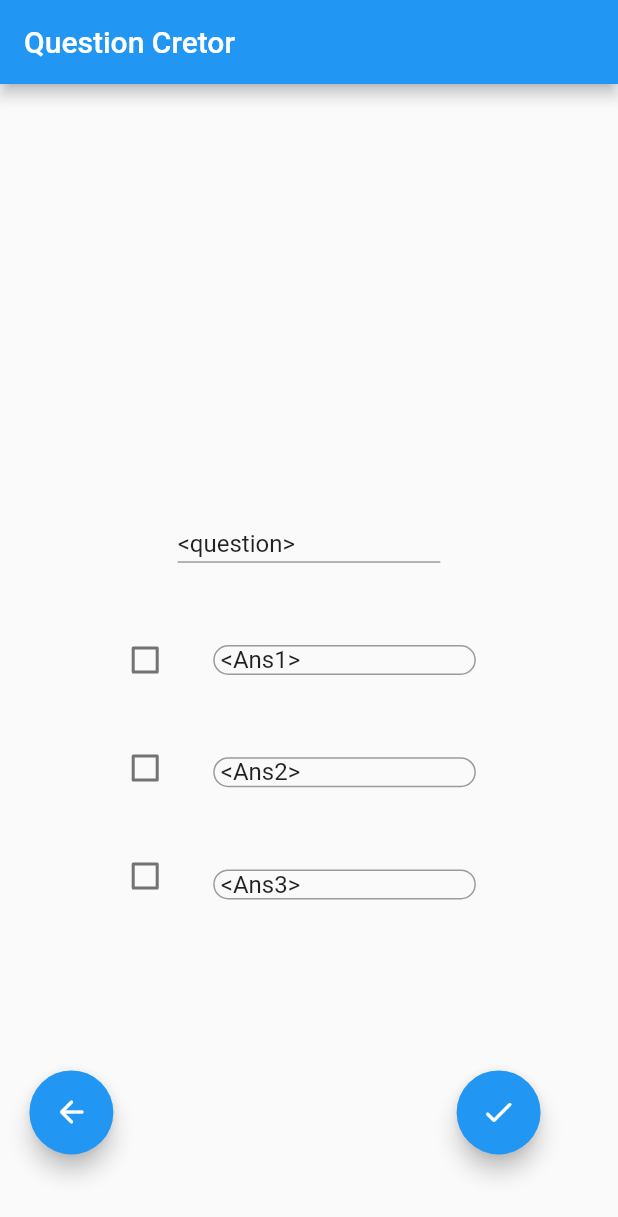
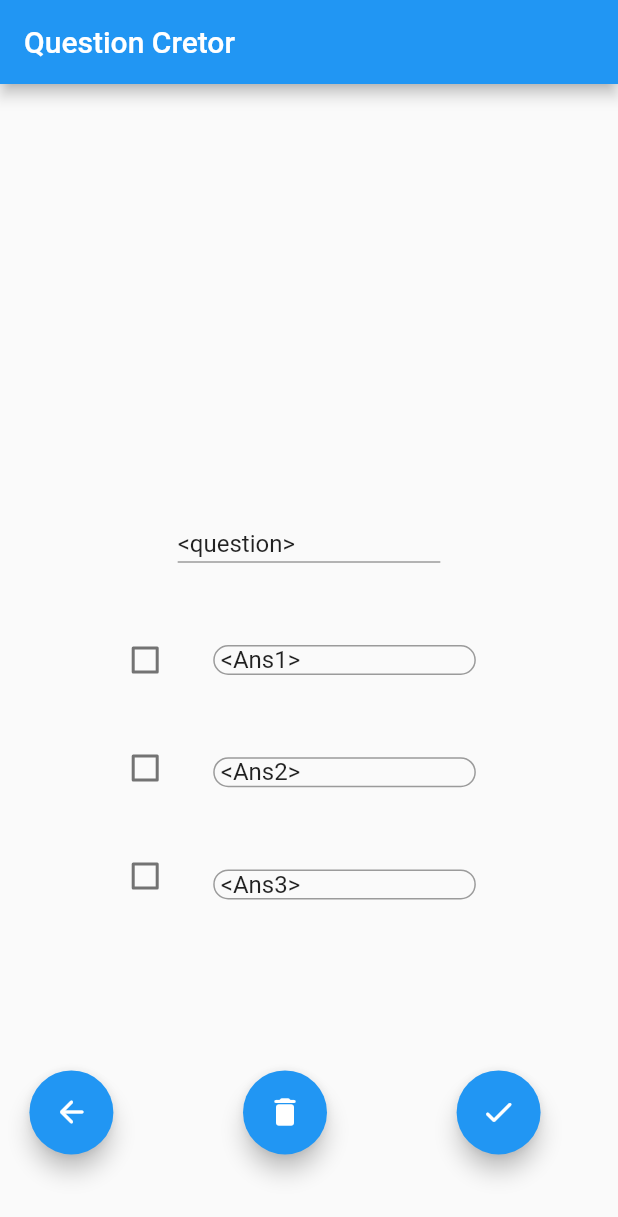
Before and after one commit to benj224/NEA-Final-Rev, a Flutter app: the CreatePack screen opened directly, after a tap on the "add" icon, on a phone screen of 412 x 824 dp. Shown: the top 1217 px of the screen. Run offline on Flutter 3.47's test engine with Material 2 defaults, Android fonts, the phone set to English and light mode, and no system bars; our stand-ins replace awesome_notifications, flutter_spinbox, hive_flutter; missing offline and left inert: cron, giffy_dialog; accounts and stored records are empty; statements that could not run were skipped.

Commit message:
lots of bug fixes

```diff
--- a/lib/home.dart
+++ b/lib/home.dart
@@ -1,3 +1,5 @@
+import 'dart:io';
+
 import 'package:flutter/cupertino.dart';
 import 'package:flutter/material.dart';
 import 'package:awesome_notifications/awesome_notifications.dart';
@@ -110,6 +112,7 @@ class _MyHomePageState extends State<MyHomePage> {
 
   @override
   void initState() {
+
 
     if(!(globals.listening)){
 
--- a/lib/main.dart
+++ b/lib/main.dart
@@ -20,7 +20,7 @@ import 'home.dart';
 
 void main() async {
 
-  /*bool done = await AwesomeNotifications().initialize(
+  bool done = await AwesomeNotifications().initialize(
     // set the icon to null if you want to use the default app icon
       null,
       [
@@ -32,7 +32,7 @@ void main() async {
             ledColor: Colors.white)
       ],
       debug: true
-  );*/
+  );
 
   await Hive.initFlutter();
 
--- a/lib/makequestion.dart
+++ b/lib/makequestion.dart
@@ -215,6 +215,15 @@ class _MakeQuestionState extends State<MakeQuestion> {
             child: FloatingActionButton(
               child: Icon(Icons.arrow_back_rounded),
                 onPressed: (){
+                  Navigator.pop(context);
+                }
+            ),
+          ),
+          Align(
+            alignment: FractionalOffset(0.5, 0.95),
+            child: FloatingActionButton(
+                child: Icon(Icons.delete_rounded),
+                onPressed: (){
                   Navigator.push(context, MaterialPageRoute(builder: (context) => CreatePack(pack: Pack(enabled: true, hivePack: HivePack(title: "<NewPack>",  questions: [], enabled: true, frequency: 2), name: "name",))));
                 }
             ),
```
Also changed, not shown: lib/classes.dart (+5 -7 lines), lib/createpack.dart (+7 -2 lines).
